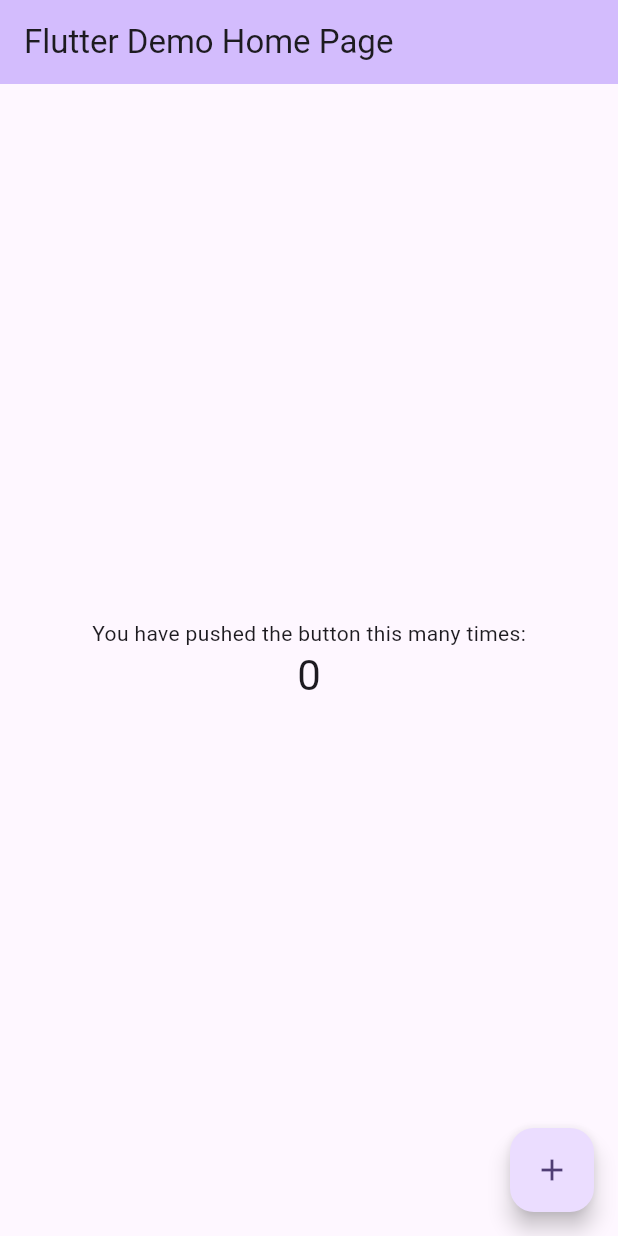
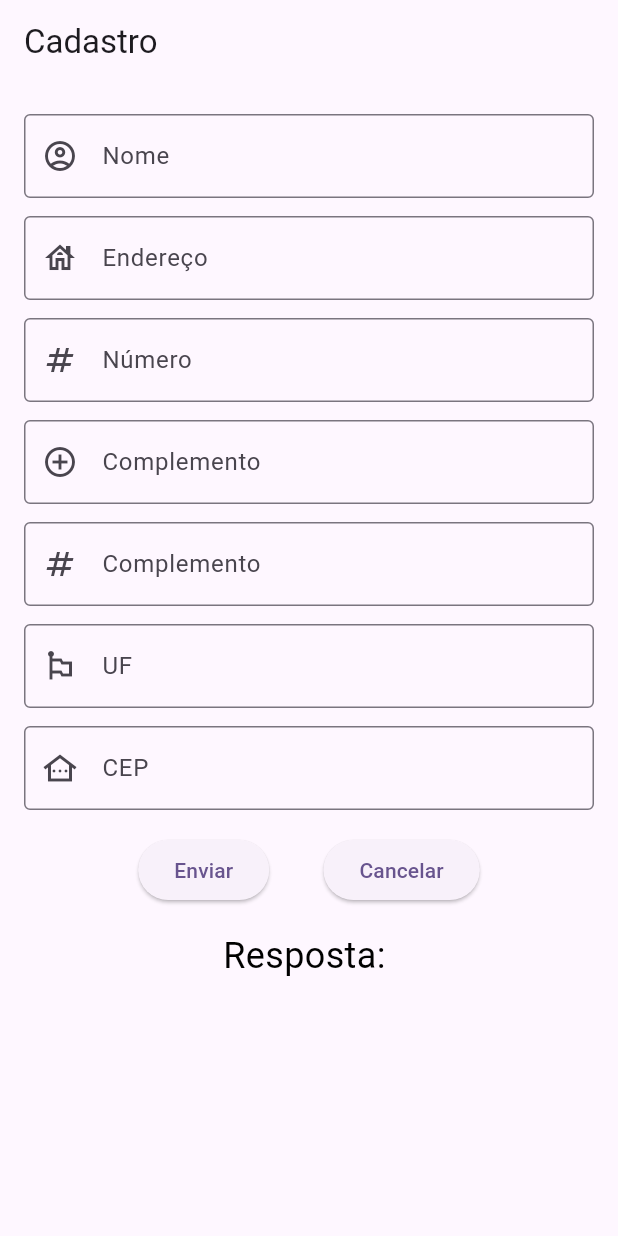
Before and after one commit to ThHenrique/fa-mobile-II, a Flutter app: the screen it shows after launch, on a phone screen of 412 x 824 dp. Run offline on Flutter 3.47's test engine with Material 2 defaults, Android fonts, the phone set to English and light mode, and no system bars.

Commit message:
first activity

```diff
--- a/lib/main.dart
+++ b/lib/main.dart
@@ -1,4 +1,6 @@
 import 'package:flutter/material.dart';
+
+import 'mvc/first_activity/first_activity.dart';
 
 void main() {
   runApp(const MyApp());
@@ -6,120 +8,15 @@ void main() {
 
 class MyApp extends StatelessWidget {
   const MyApp({super.key});
-
-  // This widget is the root of your application.
   @override
   Widget build(BuildContext context) {
     return MaterialApp(
       title: 'Flutter Demo',
       theme: ThemeData(
-        // This is the theme of your application.
-        //
-        // TRY THIS: Try running your application with "flutter run". You'll see
-        // the application has a blue toolbar. Then, without quitting the app,
-        // try changing the seedColor in the colorScheme below to Colors.green
-        // and then invoke "hot reload" (save your changes or press the "hot
-        // reload" button in a Flutter-supported IDE, or press "r" if you used
-        // the command line to start the app).
-        //
-        // Notice that the counter didn't reset back to zero; the application
-        // state is not lost during the reload. To reset the state, use hot
-        // restart instead.
-        //
-        // This works for code too, not just values: Most code changes can be
-        // tested with just a hot reload.
         colorScheme: ColorScheme.fromSeed(seedColor: Colors.deepPurple),
         useMaterial3: true,
       ),
-      home: const MyHomePage(title: 'Flutter Demo Home Page'),
+      home: const FisrtActivityForms(),
     );
   }
 }
-
-class MyHomePage extends StatefulWidget {
-  const MyHomePage({super.key, required this.title});
-
-  // This widget is the home page of your application. It is stateful, meaning
-  // that it has a State object (defined below) that contains fields that affect
-  // how it looks.
-
-  // This class is the configuration for the state. It holds the values (in this
-  // case the title) provided by the parent (in this case the App widget) and
-  // used by the build method of the State. Fields in a Widget subclass are
-  // always marked "final".
-
-  final String title;
-
-  @override
-  State<MyHomePage> createState() => _MyHomePageState();
-}
-
-class _MyHomePageState extends State<MyHomePage> {
-  int _counter = 0;
-
-  void _incrementCounter() {
-    setState(() {
-      // This call to setState tells the Flutter framework that something has
-      // changed in this State, which causes it to rerun the build method below
-      // so that the display can reflect the updated values. If we changed
-      // _counter without calling setState(), then the build method would not be
-      // called again, and so nothing would appear to happen.
-      _counter++;
-    });
-  }
-
-  @override
-  Widget build(BuildContext context) {
-    // This method is rerun every time setState is called, for instance as done
-    // by the _incrementCounter method above.
-    //
-    // The Flutter framework has been optimized to make rerunning build methods
-    // fast, so that you can just rebuild anything that needs updating rather
-    // than having to individually change instances of widgets.
-    return Scaffold(
-      appBar: AppBar(
-        // TRY THIS: Try changing the color here to a specific color (to
-        // Colors.amber, perhaps?) and trigger a hot reload to see the AppBar
-        // change color while the other colors stay the same.
-        backgroundColor: Theme.of(context).colorScheme.inversePrimary,
-        // Here we take the value from the MyHomePage object that was created by
-        // the App.build method, and use it to set our appbar title.
-        title: Text(widget.title),
-      ),
-      body: Center(
-        // Center is a layout widget. It takes a single child and positions it
-        // in the middle of the parent.
-        child: Column(
-          // Column is also a layout widget. It takes a list of children and
-          // arranges them vertically. By default, it sizes itself to fit its
-          // children horizontally, and tries to be as tall as its parent.
-          //
-          // Column has various properties to control how it sizes itself and
-          // how it positions its children. Here we use mainAxisAlignment to
-          // center the children vertically; the main axis here is the vertical
-          // axis because Columns are vertical (the cross axis would be
-          // horizontal).
-          //
-          // TRY THIS: Invoke "debug painting" (choose the "Toggle Debug Paint"
-          // action in the IDE, or press "p" in the console), to see the
-          // wireframe for each widget.
-          mainAxisAlignment: MainAxisAlignment.center,
-          children: <Widget>[
-            const Text(
-              'You have pushed the button this many times:',
-            ),
-            Text(
-              '$_counter',
-              style: Theme.of(context).textTheme.headlineMedium,
-            ),
-          ],
-        ),
-      ),
-      floatingActionButton: FloatingActionButton(
-        onPressed: _incrementCounter,
-        tooltip: 'Increment',
-        child: const Icon(Icons.add),
-      ), // This trailing comma makes auto-formatting nicer for build methods.
-    );
-  }
-}
--- /dev/null
+++ b/lib/mvc/first_activity/first_activity.dart
@@ -0,0 +1,115 @@
+import 'package:flutter/material.dart';
+import 'package:form_widget/shared/widgets/input.dart';
+
+import 'first_activity_controller.dart';
+
+// Classe que instância classe responsável por gerenciar estados
+class FisrtActivityForms extends StatefulWidget {
+  const FisrtActivityForms({super.key});
+
+  @override
+  FormsState createState() => FormsState();
+}
+
+// classe que contém os widgets
+class FormsState extends State<FisrtActivityForms> {
+  final _controller = FormsStateController();
+
+  Color textColor = Colors.black; // default color
+  Color textColorWarning = Colors.grey; // default color
+  Color borderColor = Colors.grey;
+
+  final String _result = "";
+  bool envio = false;
+
+  @override
+  Widget build(BuildContext context) {
+    return Scaffold(
+      appBar: AppBar(
+        // barra do aplicativo
+        title: const Text('Cadastro'),
+      ),
+      body: SingleChildScrollView(
+          padding: const EdgeInsets.symmetric(horizontal: 16, vertical: 20),
+          // corpo do aplicativo
+          child: Align(
+              child: Form(
+            key: _controller.formKey,
+            child: Column(
+              crossAxisAlignment: CrossAxisAlignment.center,
+              children: [
+                Input(
+                  label: 'Nome',
+                  icon: const Icon(Icons.account_circle_outlined),
+                  validator: _controller.validator.validateText,
+                  onSaved: (String value) => _controller.nome = value,
+                ),
+                const SizedBox(height: 12.0),
+                Input(
+                  label: 'Endereço',
+                  icon: const Icon(Icons.house_outlined),
+                  validator: _controller.validator.validateText,
+                  onSaved: (String value) => _controller.endereco = value,
+                ),
+                const SizedBox(height: 12.0),
+                Input(
+                  label: 'Número',
+                  icon: const Icon(Icons.numbers_outlined),
+                  validator: _controller.validator.validateText,
+                  onSaved: (String value) => _controller.numero = value,
+                ),
+                const SizedBox(height: 12.0),
+                Input(
+                  label: 'Complemento',
+                  icon: const Icon(Icons.control_point_outlined),
+                  validator: _controller.validator.validateText,
+                  onSaved: (String value) => _controller.complemento = value,
+                ),
+                const SizedBox(height: 12.0),
+                Input(
+                  label: 'Complemento',
+                  icon: const Icon(Icons.numbers_outlined),
+                  validator: _controller.validator.validateText,
+                  onSaved: (String value) => _controller.complemento = value,
+                ),
+                const SizedBox(height: 12.0),
+                Input(
+                  label: 'UF',
+                  icon: const Icon(Icons.emoji_flags_outlined),
+                  validator: _controller.validator.validateText,
+                  onSaved: (String value) => _controller.uf = value,
+                ),
+                const SizedBox(height: 12.0),
+                Input(
+                  label: 'CEP',
+                  icon: const Icon(Icons.other_houses_outlined),
+                  validator: _controller.validator.validateText,
+                  onSaved: (String value) => _controller.cep = value,
+                ),
+                const SizedBox(height: 16.0),
+                SizedBox(
+                    width: 300,
+                    child: Row(
+                      mainAxisAlignment: MainAxisAlignment.spaceEvenly,
+                      children: [
+                        ElevatedButton(
+                          onPressed: _controller.isValidForm, // executa _enviar
+                          child: const Text('Enviar'),
+                        ),
+                        ElevatedButton(
+                          onPressed: _controller.cancelar, // executa _cancelar
+                          child: const Text('Cancelar'),
+                        ),
+                      ],
+                    )),
+                const SizedBox(height: 16.0),
+                Text(
+                  'Resposta: $_result',
+                  style: TextStyle(fontSize: 24.0, color: textColor),
+                ),
+              ],
+            ),
+          ))),
+    );
+  }
+}
--- /dev/null
+++ b/lib/mvc/first_activity/first_activity_controller.dart
@@ -0,0 +1,83 @@
+import 'package:flutter/material.dart';
+import 'package:form_widget/shared/utils/validade_input.dart';
+
+class FormsStateController {
+  final formKey = GlobalKey<FormState>();
+
+  // é necessário um controller para interagir com
+  // wigdget de entrada de dados
+  // final TextEditingController nome = TextEditingController();
+  // final TextEditingController endereco = TextEditingController();
+  // final TextEditingController numero = TextEditingController();
+  // final TextEditingController complemento = TextEditingController();
+  // final TextEditingController uf = TextEditingController();
+  // final TextEditingController cep = TextEditingController();
+
+  final validator = InputValidator();
+
+  var nome = '', endereco = '', complemento = '', numero = '', uf = '', cep = '';
+
+  // simula envia de informação
+  void enviar() {
+    // final List<TextEditingController> formInputs = [_nome, _endereco, _complemento, _numero, _uf, _cep];
+
+    final List<String> formFieldsInputs = ["nome", "endereco", "complemento", "numero", "UF", "cep"];
+
+    // altera state textColor
+    void changeTextColor(Color newColor) {
+      // setState(() {
+      //   textColor = newColor;
+      // });
+    }
+
+    // altera cor da borda
+    void changeBorderColor(Color newColor) {
+      // setState(() {
+      //   borderColor = newColor;
+      // });
+    }
+
+    void changeEnvio(bool e) {
+      // setState(() {
+      //   envio = e;
+      // });
+    }
+
+    // define resposta
+    // setState(() {
+    //   // não informou nome
+    //   for (var element in formInputs) {
+    //     if (element.text == "") {
+    //       // altera cor do texto
+    //       changeTextColor(Colors.red);
+    //       // altera mensagem
+    //       _result = "$_result \n Campo ${formFieldsInputs[formInputs.indexOf(element)]} obrigatório";
+    //       // alterar cor da borda
+    //       changeBorderColor(Colors.red);
+    //     } else {
+    //       // ok, alterar dados para
+    //       changeEnvio(true);
+    //       changeTextColor(Colors.blue);
+    //       changeBorderColor(Colors.grey);
+    //       _result = "$_result\n${element.text}";
+    //     }
+    //   }
+    // });
+  }
+
+  bool isValidForm() {
+    if (!formKey.currentState!.validate()) return false;
+    formKey.currentState?.save();
+    return true;
+  }
+
+  // cancelar
+  void cancelar() {
+    // _nome.text = "";
+    // String nome = _nome.text;
+    // // define resposta
+    // setState(() {
+    //   _result = nome;
+    // });
+  }
+}
--- /dev/null
+++ b/lib/shared/utils/validade_input.dart
@@ -0,0 +1,22 @@
+class InputValidator {
+  String? validateText(String value, String field) {
+    if (field == 'Complemento') return null;
+
+    if (field != 'E-mail') {
+      if (value.isEmpty) {
+        return "Campo obrigatório";
+      }
+      return null;
+    }
+
+    String pattern = r'^(([^<>()[\]\\.,;:\s@\"]+(\.[^<>()[\]\\.,;:\s@\"]+)*)|(\".+\"))@((\[[0-9]{1,3}\.[0-9]{1,3}\.[0-9]{1,3}\.[0-9]{1,3}\])|(([a-zA-Z\-0-9]+\.)+[a-zA-Z]{2,}))$';
+    RegExp regExp = RegExp(pattern);
+    if (value.isEmpty) {
+      return "Campo obrigatório";
+    } else if (!regExp.hasMatch(value)) {
+      return "Email inválido";
+    } else {
+      return null;
+    }
+  }
+}
--- /dev/null
+++ b/lib/shared/widgets/input.dart
@@ -0,0 +1,41 @@
+import 'package:flutter/material.dart';
+
+class Input extends StatefulWidget {
+  final String label;
+  final Icon icon;
+  final String? Function(String value, String field) validator;
+  final void Function(String value) onSaved;
+  final TextInputType keyboardType;
+
+  const Input({
+    Key? key,
+    required this.label,
+    required this.icon,
+    required this.validator,
+    required this.onSaved,
+    this.keyboardType = TextInputType.text,
+  }) : super(key: key);
+
+  @override
+  State<StatefulWidget> createState() => _InputState();
+}
+
+class _InputState extends State<Input> {
+  @override
+  Widget build(BuildContext context) {
+    return TextFormField(
+      onSaved: (String? value) => widget.onSaved(value ?? ''),
+      keyboardType: widget.keyboardType,
+      validator: (String? value) => widget.validator(value ?? '', widget.label),
+      decoration: InputDecoration(
+        hintText: 'Digite o ${widget.label}',
+        border: const OutlineInputBorder(),
+        label: Text(widget.label),
+        focusedBorder: const OutlineInputBorder(
+          borderSide: BorderSide(color: Colors.teal),
+        ),
+        prefixIcon: widget.icon,
+      ),
+    );
+  }
+}
```
